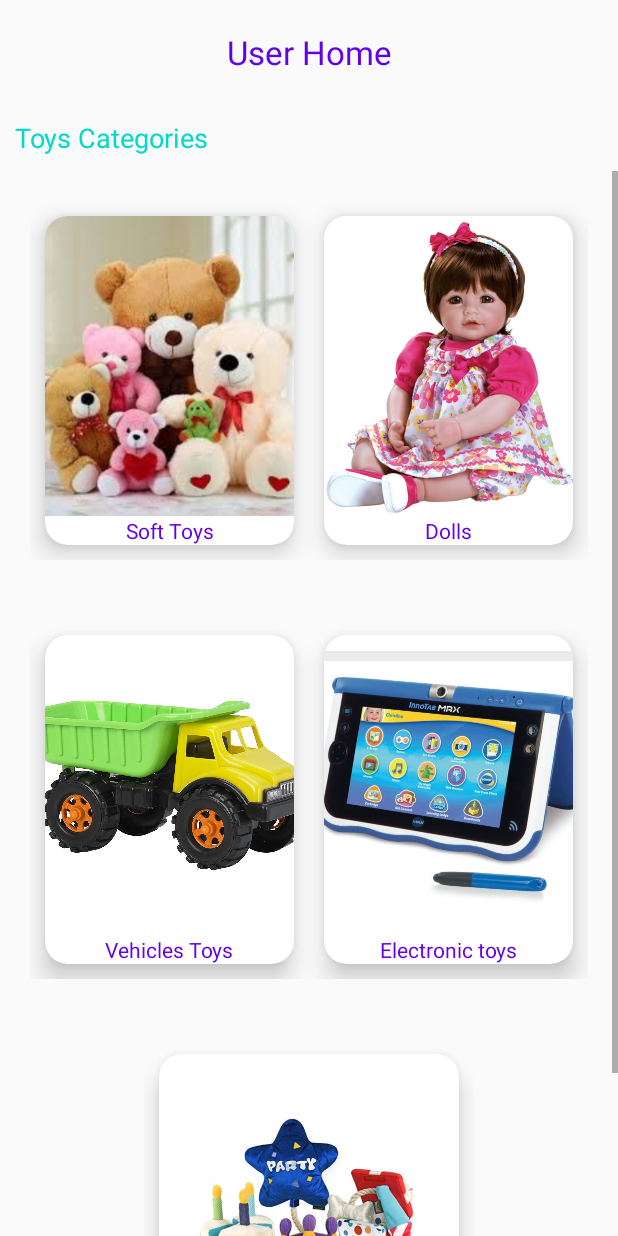
After one commit to arselan95/Toy-Trader-Android-Application, an Android app: the fragment ToyCategoriesFragment shown on its own in the app's theme, on a phone screen of 412 x 824 dp. The commit adds this screen. Run offline under Robolectric (Android 15) with nearby library versions, the phone set to English and light mode, and no system bars.

Commit message:
user home page

```diff
--- a/ToyTrader/app/build.gradle
+++ b/ToyTrader/app/build.gradle
@@ -29,6 +29,7 @@ dependencies {
     implementation platform('com.google.firebase:firebase-bom:25.12.0')
     implementation 'com.google.firebase:firebase-analytics'
     implementation 'com.google.android.material:material:1.0.0'
+    implementation 'androidx.legacy:legacy-support-v4:1.0.0'
     testImplementation 'junit:junit:4.12'
     androidTestImplementation 'androidx.test.ext:junit:1.1.2'
     androidTestImplementation 'androidx.test.espresso:espresso-core:3.3.0'
--- /dev/null
+++ b/ToyTrader/app/src/main/java/com/example/toytrader/ToyCategoriesFragment.java
@@ -0,0 +1,26 @@
+package com.example.toytrader;
+
+import android.os.Bundle;
+
+import androidx.fragment.app.Fragment;
+
+import android.view.LayoutInflater;
+import android.view.View;
+import android.view.ViewGroup;
+
+public class ToyCategoriesFragment extends Fragment {
+
+    public ToyCategoriesFragment() {
+        // Required empty public constructor
+    }
+    @Override
+    public void onCreate(Bundle savedInstanceState) {
+        super.onCreate(savedInstanceState);
+    }
+    @Override
+    public View onCreateView(LayoutInflater inflater, ViewGroup container,
+                             Bundle savedInstanceState) {
+        // Inflate the layout for this fragment
+        return inflater.inflate(R.layout.fragment_toy_categories, container, false);
+    }
+}
--- /dev/null
+++ b/ToyTrader/app/src/main/res/layout/fragment_toy_categories.xml
@@ -0,0 +1,223 @@
+<?xml version="1.0" encoding="utf-8"?>
+<FrameLayout xmlns:android="http://schemas.android.com/apk/res/android"
+    xmlns:app="http://schemas.android.com/apk/res-auto"
+    xmlns:tools="http://schemas.android.com/tools"
+    android:layout_width="match_parent"
+    android:layout_height="match_parent"
+    tools:context=".ToyCategoriesFragment">
+
+    <!-- TODO: Update blank fragment layout -->
+
+
+    <LinearLayout
+        android:layout_width="match_parent"
+        android:layout_height="match_parent"
+        android:orientation="vertical">
+
+        <TextView
+            android:id="@+id/textView3"
+            android:layout_width="match_parent"
+            android:layout_height="wrap_content"
+            android:gravity="center"
+            android:padding="20dp"
+            android:text="User Home"
+            android:textColor="@color/colorPrimary"
+            android:textSize="22sp"
+            tools:textStyle="bold" />
+
+        <TextView
+            android:id="@+id/textView12"
+            android:layout_width="match_parent"
+            android:layout_height="wrap_content"
+            android:padding="10sp"
+            android:text="Toys Categories"
+            android:textColor="@color/colorAccent"
+            android:textSize="18sp" />
+
+        <ScrollView
+            android:layout_width="match_parent"
+            android:layout_height="match_parent">
+
+            <LinearLayout
+                android:layout_width="match_parent"
+                android:layout_height="wrap_content"
+                android:gravity="center"
+                android:orientation="vertical">
+
+                <LinearLayout
+                    android:layout_width="match_parent"
+                    android:layout_height="match_parent"
+                    android:layout_margin="20dp"
+                    android:gravity="fill_horizontal"
+                    android:orientation="horizontal">
+
+                    <androidx.cardview.widget.CardView
+                        android:layout_width="wrap_content"
+                        android:layout_height="wrap_content"
+                        android:layout_margin="10dp"
+                        android:layout_weight="1"
+                        app:cardCornerRadius="15dp"
+                        app:cardElevation="10dp">
+
+                        <LinearLayout
+                            android:layout_width="match_parent"
+                            android:layout_height="wrap_content"
+                            android:orientation="vertical">
+
+                            <ImageView
+                                android:id="@+id/imageView2"
+                                android:layout_width="200dp"
+                                android:layout_height="200dp"
+                                android:layout_gravity="center"
+                                android:src="@drawable/softoys" />
+
+                            <TextView
+                                android:id="@+id/textView13"
+                                android:layout_width="match_parent"
+                                android:layout_height="wrap_content"
+                                android:gravity="center"
+                                android:text="Soft Toys"
+                                android:textColor="@color/colorPrimary" />
+                        </LinearLayout>
+                    </androidx.cardview.widget.CardView>
+
+                    <androidx.cardview.widget.CardView
+                        android:layout_width="wrap_content"
+                        android:layout_height="wrap_content"
+                        android:layout_margin="10dp"
+                        android:layout_weight="1"
+                        app:cardCornerRadius="15dp"
+                        app:cardElevation="10dp">
+
+                        <LinearLayout
+                            android:layout_width="match_parent"
+                            android:layout_height="wrap_content"
+                            android:gravity="center"
+                            android:orientation="vertical">
+
+                            <ImageView
+                                android:id="@+id/imageView3"
+                                android:layout_width="200dp"
+                                android:layout_height="200dp"
+                                android:src="@drawable/dolls" />
+
+                            <TextView
+                                android:id="@+id/textView14"
+                                android:layout_width="match_parent"
+                                android:layout_height="wrap_content"
+                                android:gravity="center"
+                                android:text="Dolls"
+                                android:textColor="@color/colorPrimary" />
+                        </LinearLayout>
+                    </androidx.cardview.widget.CardView>
+                </LinearLayout>
+
+                <LinearLayout
+                    android:layout_width="match_parent"
+                    android:layout_height="match_parent"
+                    android:layout_margin="20dp"
+                    android:gravity="fill_horizontal"
+                    android:orientation="horizontal">
+
+                    <androidx.cardview.widget.CardView
+                        android:layout_width="wrap_content"
+                        android:layout_height="wrap_content"
+                        android:layout_margin="10dp"
+                        android:layout_weight="1"
+                        app:cardCornerRadius="15dp"
+                        app:cardElevation="10dp">
+
+                        <LinearLayout
+                            android:layout_width="match_parent"
+                            android:layout_height="wrap_content"
+                            android:orientation="vertical">
+
+                            <ImageView
+                                android:id="@+id/imageView5"
+                                android:layout_width="200dp"
+                                android:layout_height="200dp"
+                                android:layout_gravity="center"
+                                android:src="@drawable/vehicle" />
+
+                            <TextView
+                                android:id="@+id/textView17"
+                                android:layout_width="match_parent"
+                                android:layout_height="wrap_content"
+                                android:gravity="center"
+                                android:text="Vehicles Toys"
+                                android:textColor="@color/colorPrimary" />
+                        </LinearLayout>
+                    </androidx.cardview.widget.CardView>
+
+                    <androidx.cardview.widget.CardView
+                        android:layout_width="wrap_content"
+                        android:layout_height="wrap_content"
+                        android:layout_margin="10dp"
+                        android:layout_weight="1"
+                        app:cardCornerRadius="15dp"
+                        app:cardElevation="10dp">
+
+                        <LinearLayout
+                            android:layout_width="match_parent"
+                            android:layout_height="wrap_content"
+                            android:gravity="center"
+                            android:orientation="vertical">
+
+                            <ImageView
+                                android:id="@+id/imageView4"
+                                android:layout_width="200dp"
+                                android:layout_height="200dp"
+                                android:src="@drawable/electronic" />
+
+                            <TextView
+                                android:id="@+id/textView15"
+                                android:layout_width="match_parent"
+                                android:layout_height="wrap_content"
+                                android:gravity="center"
+                                android:text="Electronic toys"
+                                android:textColor="@color/colorPrimary" />
+                        </LinearLayout>
+                    </androidx.cardview.widget.CardView>
+                </LinearLayout>
+
+                <LinearLayout
+                    android:layout_width="wrap_content"
+                    android:layout_height="match_parent"
+                    android:layout_margin="20dp"
+                    android:gravity="center"
+                    android:orientation="horizontal">
+
+                    <androidx.cardview.widget.CardView
+                        android:layout_width="wrap_content"
+                        android:layout_height="wrap_content"
+                        android:layout_margin="10dp"
+                        android:layout_weight="1"
+                        app:cardCornerRadius="15dp"
+                        app:cardElevation="10dp">
+
+                        <LinearLayout
+                            android:layout_width="wrap_content"
+                            android:layout_height="wrap_content"
+                            android:orientation="vertical">
+
+                            <ImageView
+                                android:id="@+id/party_toys"
+                                android:layout_width="200dp"
+                                android:layout_height="200dp"
+                                android:layout_gravity="center"
+                                android:src="@drawable/party_toys" />
+
+                            <TextView
+                                android:id="@+id/party_toys_txt"
+                                android:layout_width="match_parent"
+                                android:layout_height="wrap_content"
+                                android:gravity="center"
+                                android:text="Party Toys"
+                                android:textColor="@color/colorPrimary" />
+                        </LinearLayout>
+                    </androidx.cardview.widget.CardView>
+                </LinearLayout>
+            </LinearLayout>
+        </ScrollView>
+    </LinearLayout>
+</FrameLayout>
--- a/ToyTrader/app/src/main/res/values/strings.xml
+++ b/ToyTrader/app/src/main/res/values/strings.xml
@@ -12,4 +12,6 @@
     <string name="settings">Settings</string>
     <string name="navigation_drawer_open">Open Navigation Drawer</string>
     <string name="navigation_drawer_close">Close Navigation Drawer</string>
+    <!-- TODO: Remove or change this placeholder text -->
+    <string name="hello_blank_fragment">Hello blank fragment</string>
 </resources>
```
Also changed, not shown: ToyTrader/app/src/main/res/drawable/dolls.jpg (added), ToyTrader/app/src/main/res/drawable/electronic.jpg (added), ToyTrader/app/src/main/res/drawable/party_toys.jpg (added), ToyTrader/app/src/main/res/drawable/softoys.jpg (added), ToyTrader/app/src/main/res/drawable/vehicle.jpg (added), 53 other files.
